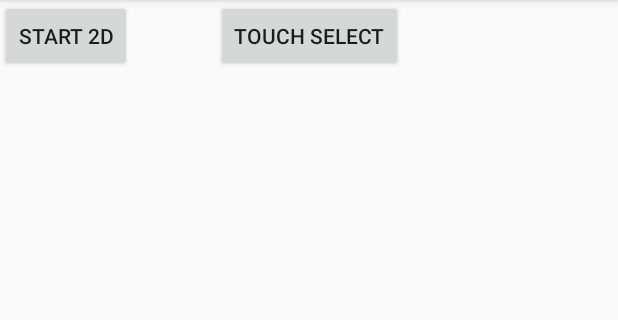
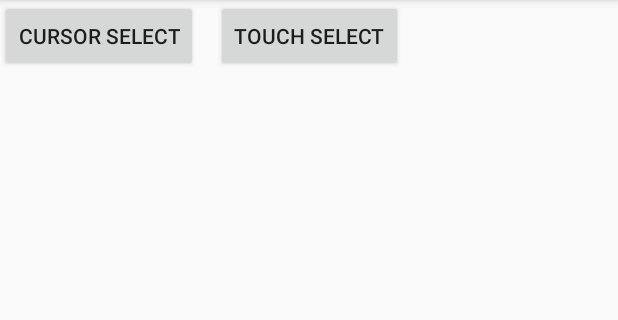
Before and after one commit to JustinKnueppel/FatFingerSelection, an Android app: the screen it shows after launch (MainActivity), on a phone screen of 412 x 824 dp, the part 84-404 px from its top. Run offline under Robolectric (Android 15) with nearby library versions, the phone set to English and light mode, and no system bars.

Commit message:
change button text for cursor activity

```diff
--- a/app/src/main/res/layout/activity_main.xml
+++ b/app/src/main/res/layout/activity_main.xml
@@ -11,9 +11,9 @@
         android:id="@+id/start_2d"
         android:layout_width="wrap_content"
         android:layout_height="wrap_content"
-        android:text="Start 2D"
-        tools:layout_editor_absoluteX="161dp"
-        tools:layout_editor_absoluteY="248dp" />
+        android:text="@string/start_cursor_button"
+        tools:layout_editor_absoluteX="140dp"
+        tools:layout_editor_absoluteY="246dp" />
 
     <Button
         android:id="@+id/start_touch_select"
--- a/app/src/main/res/values/strings.xml
+++ b/app/src/main/res/values/strings.xml
@@ -7,6 +7,7 @@
     <string name="matrix_alt">Adjacency Matrix</string>
     <string name="mouse_alt">Mouse Pointer</string>
     <string name="touch_select_start_button">Touch Select</string>
+    <string name="start_cursor_button">Cursor Select</string>
 
     <string name="title_activity_touch_select">TouchSelectActivity</string>
     <string name="dummy_button">Dummy Button</string>
```
